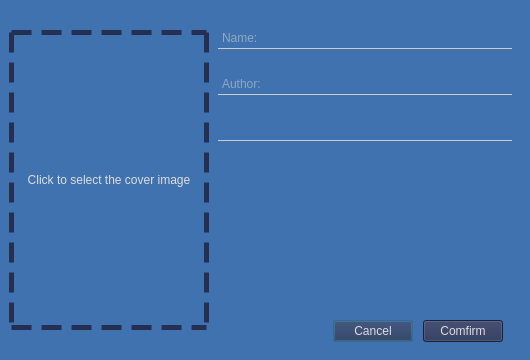
Old version of the form ui/new_dialog.ui in the repository hong-kailin/LingThread.
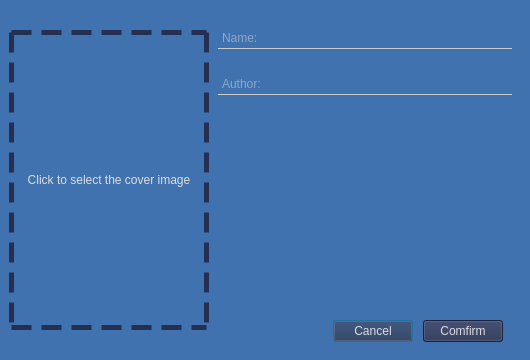
New version of the form.

Commit message: feat: 完善新建窗口业务逻辑

```diff
--- a/ui/new_dialog.ui
+++ b/ui/new_dialog.ui
@@ -161,22 +161,22 @@
            </widget>
           </item>
           <item>
-           <widget class="QLineEdit" name="lineEdit_3">
+           <widget class="QLabel" name="time_label">
             <property name="minimumSize">
              <size>
               <width>0</width>
-              <height>40</height>
+              <height>60</height>
+             </size>
+            </property>
+            <property name="maximumSize">
+             <size>
+              <width>16777215</width>
+              <height>60</height>
              </size>
             </property>
             <property name="text">
              <string/>
             </property>
-            <property name="alignment">
-             <set>Qt::AlignmentFlag::AlignBottom|Qt::AlignmentFlag::AlignLeading|Qt::AlignmentFlag::AlignLeft</set>
-            </property>
-            <property name="readOnly">
-             <bool>true</bool>
-            </property>
            </widget>
           </item>
          </layout>
```
Left out of the diff: 17 changed lines with no effect on the pictures. The commit also changes 3 other files.
